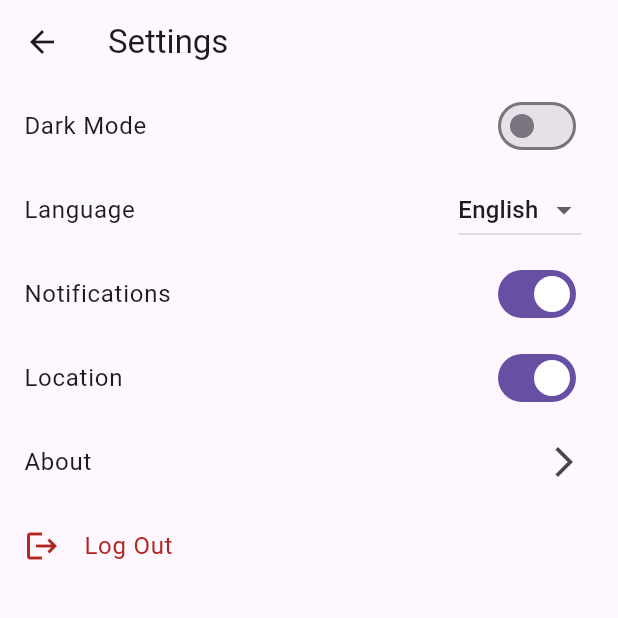
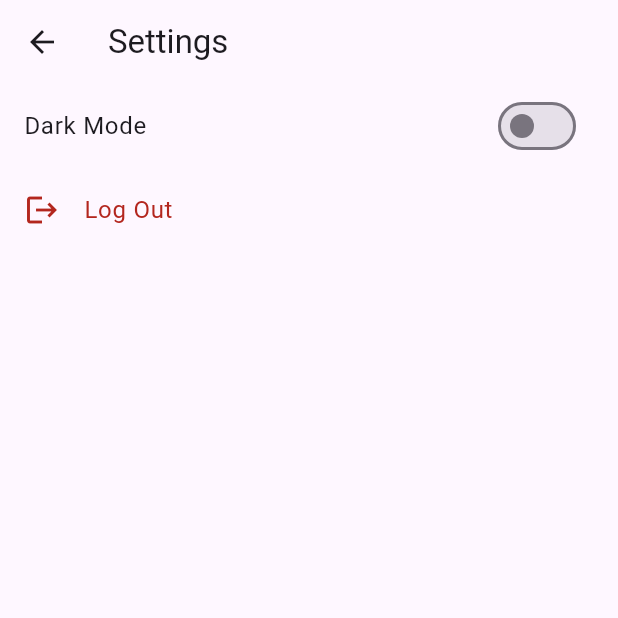
Before and after one commit to Chu-4hun/flutter_ani, a Flutter app: the SettingsPage screen opened directly, on a phone screen of 412 x 824 dp, the top half of it. Run offline on Flutter 3.47's test engine with Material 2 defaults, Android fonts, the light colour scheme and no system bars; our stand-ins replace bloc, dio, expandable, flutter_bloc, get, get_storage and 4 more; missing offline and left inert: flutter_adaptive_navigation, flutter_meedu_videoplayer, responsive_grid_list, system_theme; accounts and stored records are empty; network calls fail.

Commit message:
refactor: comment teplate fields in settings

```diff
--- a/lib/pages/settings_page.dart
+++ b/lib/pages/settings_page.dart
@@ -36,45 +36,45 @@ class _SettingsPageState extends State<SettingsPage> {
               },
             ),
           ),
-          ListTile(
-            title: const Text('Language'),
-            trailing: DropdownButton(
-              value: 'English',
-              items: [
-                DropdownMenuItem(
-                  child: const Text('English'),
-                  value: 'English',
-                ),
-                DropdownMenuItem(
-                  child: const Text('Spanish'),
-                  value: 'Spanish',
-                ),
-                DropdownMenuItem(
-                  child: const Text('French'),
-                  value: 'French',
-                ),
-              ],
-              onChanged: (value) {},
-            ),
-          ),
-          ListTile(
-            title: const Text('Notifications'),
-            trailing: Switch(
-              value: true,
-              onChanged: (value) {},
-            ),
-          ),
-          ListTile(
-            title: const Text('Location'),
-            trailing: Switch(
-              value: true,
-              onChanged: (value) {},
-            ),
-          ),
-          ListTile(
-            title: const Text('About'),
-            trailing: const Icon(Icons.arrow_forward_ios),
-          ),
+          // ListTile(
+          //   title: const Text('Language'),
+          //   trailing: DropdownButton(
+          //     value: 'English',
+          //     items: [
+          //       DropdownMenuItem(
+          //         child: const Text('English'),
+          //         value: 'English',
+          //       ),
+          //       DropdownMenuItem(
+          //         child: const Text('Spanish'),
+          //         value: 'Spanish',
+          //       ),
+          //       DropdownMenuItem(
+          //         child: const Text('French'),
+          //         value: 'French',
+          //       ),
+          //     ],
+          //     onChanged: (value) {},
+          //   ),
+          // ),
+          // ListTile(
+          //   title: const Text('Notifications'),
+          //   trailing: Switch(
+          //     value: true,
+          //     onChanged: (value) {},
+          //   ),
+          // ),
+          // ListTile(
+          //   title: const Text('Location'),
+          //   trailing: Switch(
+          //     value: true,
+          //     onChanged: (value) {},
+          //   ),
+          // ),
+          // ListTile(
+          //   title: const Text('About'),
+          //   trailing: const Icon(Icons.arrow_forward_ios),
+          // ),
           ListTile(
             leading: const Icon(Icons.logout),
             iconColor: Theme.of(context).colorScheme.error,
```
